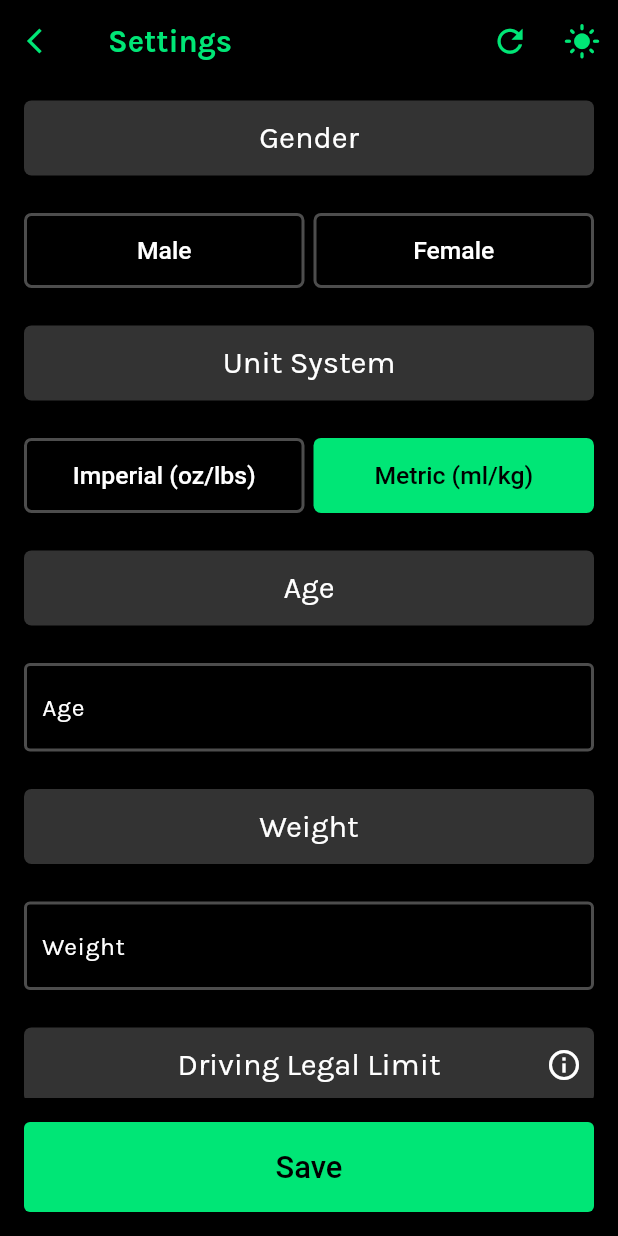
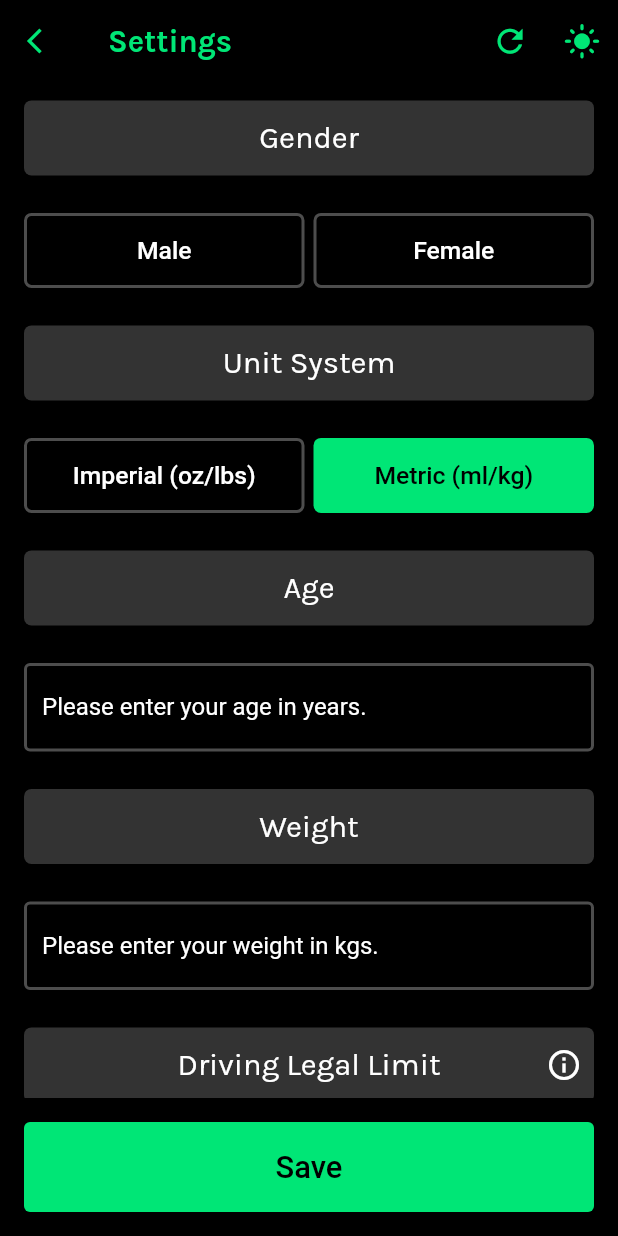
Before and after one commit to rahulg221/party_pal_, a Flutter app: the MySettingsPage screen opened directly, after a tap on "Metric (ml/kg)", on a phone screen of 412 x 824 dp. Run offline on Flutter 3.47's test engine with Material 2 defaults, Android fonts, the light colour scheme and no system bars; our stand-ins replace animated_splash_screen, flutter_riverpod, shared_preferences; missing offline and left inert: activity_ring; accounts and stored records are empty.

Commit message:
Add files via upload

```diff
--- a/lib/homepage.dart
+++ b/lib/homepage.dart
@@ -847,7 +847,7 @@ class _MyHomePageState extends ConsumerState<MyHomePage> {
             child: Column(
               mainAxisSize: MainAxisSize.min,
               children: <Widget>[
-                SizedBox(height: height * 0.1),
+                SizedBox(height: height * 0.08),
                 _countDisplay(
                     count,
                     color,
--- a/lib/settings.dart
+++ b/lib/settings.dart
@@ -386,7 +386,7 @@ class _MySettingsPageState extends ConsumerState<MySettingsPage> {
           });
         },
         decoration: InputDecoration(
-          labelText: labelText,
+          //labelText: value == 0 ? labelText : '$value',
           hintText: value == 0 ? hintText : '$value',
           focusedBorder: OutlineInputBorder(
             borderSide: BorderSide(
```
